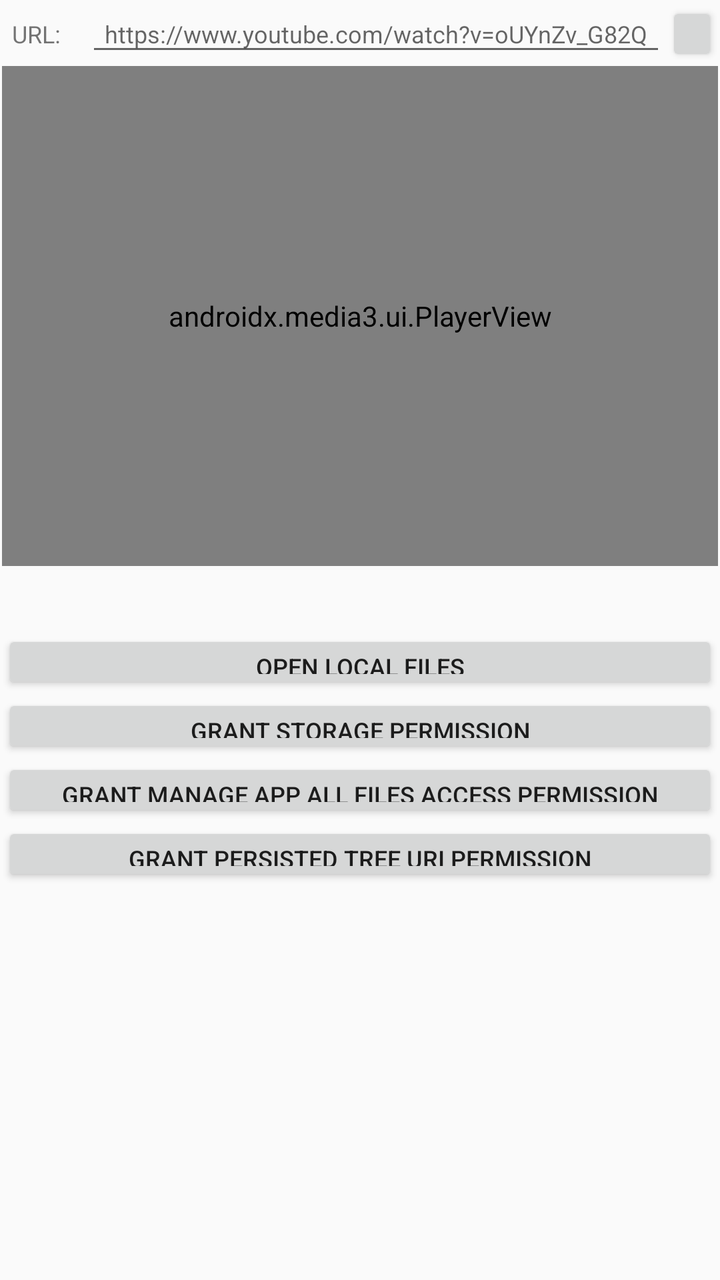
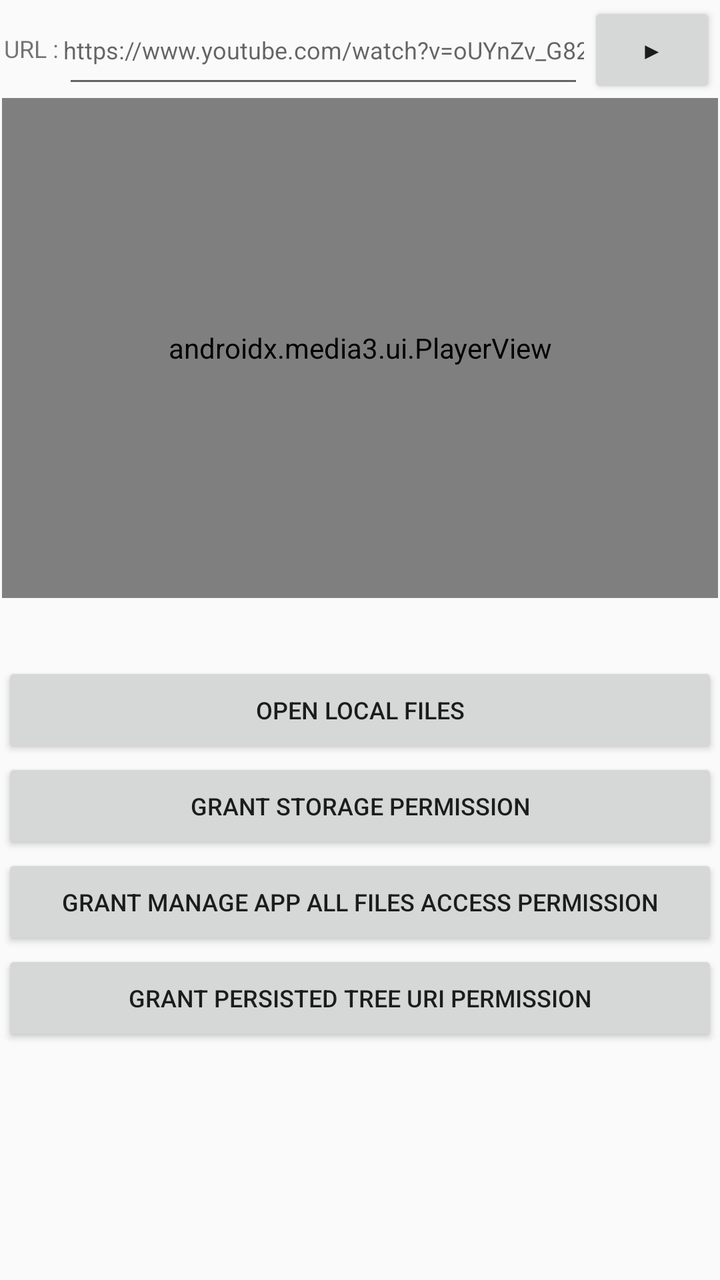

Before-and-after screenshots of an Android layout around one commit, followed by the original layout XML and the change that was made.
<!-- AndroidManifest.xml: application theme AppTheme -->
<!-- res/layout/activity_main.xml -->
<?xml version="1.0" encoding="utf-8"?>
<ScrollView xmlns:android="http://schemas.android.com/apk/res/android"
    xmlns:tools="http://schemas.android.com/tools"
    xmlns:app="http://schemas.android.com/apk/res-auto"
    android:id="@+id/root"
    android:layout_width="fill_parent"
    android:layout_height="fill_parent"
    android:layout_marginLeft="5dp"
    android:layout_marginRight="5dp"
    android:layout_gravity="center_horizontal"
    android:orientation="vertical"
    android:padding="1dp">
    <RelativeLayout
        android:id="@+id/root_layout"
        android:layout_width="fill_parent"
        android:layout_height="wrap_content"
        android:layout_gravity="center_horizontal"
        android:focusable="true"
        android:focusableInTouchMode="true"
        >
        
        <TextView
            android:id="@+id/tvUrlLabel"
            android:text="@string/label"
            android:gravity="start|center"
            android:textAlignment="gravity"
            android:textSize="12sp"
            android:layout_width="32dp"
            android:layout_height="32dp"
            android:layout_marginStart="5dp"
            android:layout_marginEnd="5dp"
            />
    
        <EditText
            android:id="@+id/url_input"
            android:layout_toEndOf="@+id/tvUrlLabel"
            android:focusable="true"
            android:focusableInTouchMode="true"
            android:textSize="12sp"
            android:layout_width="290dp"
            android:layout_height="32dp"
            android:autofillHints="https://www.youtube.com/watch?v=oUYnZv_G82Q"
            android:gravity="center"
            android:hint="@string/url_streaming"
            android:inputType="textUri"
            android:minHeight="48dp"
            android:padding="0dp"
            tools:ignore="TouchTargetSizeCheck,DuplicateSpeakableTextCheck"
            />
        
        <Button
            android:id="@+id/button_embed"
            android:layout_toEndOf="@+id/url_input"
            android:text="@string/embed_btn"
            android:gravity="center"
            android:textAlignment="gravity"
            android:textSize="12sp"
            android:layout_width="64dp"
            android:layout_height="32dp"
            android:layout_gravity="center"
            tools:ignore="TouchTargetSizeCheck"
            />
        
        <androidx.media3.ui.PlayerView
            android:id="@+id/player_view"
            android:layout_below="@+id/button_embed"
            android:layout_width="fill_parent"
            android:layout_height="250dp"
            android:background="#000000"
            app:show_buffering="when_playing"
            app:show_timeout="5000"
            app:show_previous_button="true"
            app:show_next_button="true"
            app:show_rewind_button="true"
            app:show_fastforward_button="true"
            app:show_shuffle_button="false"
            app:show_subtitle_button="true"
            app:show_vr_button="false"
            />
        
        <TextView
            android:id="@+id/textview_filePath"
            android:layout_below="@+id/player_view"
            android:text=""
            android:gravity="start|center"
            android:textAlignment="gravity"
            android:textSize="12sp"
            android:layout_width="fill_parent"
            android:layout_height="32dp"
            android:layout_marginStart="5dp"
            android:layout_marginEnd="5dp"
            />
        
        <Button
            android:id="@+id/button_open_local_files"
            android:layout_below="@+id/textview_filePath"
            android:text="@string/open_local_files"
            android:gravity="center"
            android:textAlignment="gravity"
            android:textSize="12sp"
            android:layout_width="fill_parent"
            android:layout_height="32dp"
            android:layout_gravity="center"
            tools:ignore="TouchTargetSizeCheck"
            />
        
        <Button
            android:id="@+id/button_grant_storage_permission"
            android:layout_below="@+id/button_open_local_files"
            android:text="@string/grant_storage_access_permission"
            android:gravity="center"
            android:textAlignment="gravity"
            android:textSize="12sp"
            android:layout_width="fill_parent"
            android:layout_height="32dp"
            android:layout_gravity="center"
            tools:ignore="TouchTargetSizeCheck"
            />
        <Button
            android:id="@+id/button_grant_manage_app_all_files_access_permission"
            android:layout_below="@+id/button_grant_storage_permission"
            android:text="@string/grant_manage_app_all_files_access_permission"
            android:gravity="center"
            android:textAlignment="gravity"
            android:textSize="12sp"
            android:layout_width="fill_parent"
            android:layout_height="32dp"
            android:layout_gravity="center"
            tools:ignore="TouchTargetSizeCheck"
            />
        
        <Button
            android:id="@+id/button_grant_persisted_tree_uri_permission"
            android:layout_below="@+id/button_grant_manage_app_all_files_access_permission"
            android:text="@string/grant_persisted_tree_uri_permission"
            android:gravity="center"
            android:textAlignment="gravity"
            android:textSize="12sp"
            android:layout_width="fill_parent"
            android:layout_height="32dp"
            android:layout_gravity="center"
            tools:ignore="TouchTargetSizeCheck"
            />

    </RelativeLayout>
</ScrollView>
<!-- resources referenced by this layout -->
<resources>
  <string name="embed_btn">▶</string>
  <string name="grant_manage_app_all_files_access_permission">GRANT MANAGE APP ALL FILES ACCESS PERMISSION</string>
  <string name="grant_persisted_tree_uri_permission">GRANT PERSISTED TREE URI PERMISSION</string>
  <string name="grant_storage_access_permission">GRANT STORAGE PERMISSION</string>
  <string name="label">URL:</string>
  <string name="open_local_files">OPEN LOCAL FILES</string>
  <string name="url_streaming">https://www.youtube.com/watch?v=oUYnZv_G82Q</string>
  <style name="AppTheme" parent="Theme.AppCompat.Light.DarkActionBar">
          <item name="colorPrimary">@color/colorPrimary</item>
          <item name="colorPrimaryDark">@color/colorPrimaryDark</item>
          <item name="colorAccent">@color/colorAccent</item>
          <item name="actionBarStyle">@style/MyActionBar</item>
      </style>
  <color name="colorPrimary">#6200EE</color>
  <color name="colorPrimaryDark">#3700B3</color>
  <color name="colorAccent">#03DAC5</color>
  <style name="MyActionBar" parent="@style/Widget.AppCompat.ActionBar">
          <item name="android:height">28dp</item>
          <item name="height">28dp</item>
          <item name="android:background">@color/colorPrimary</item>
          <item name="background">@color/colorPrimary</item>
          <item name="titleTextStyle">@style/MyActionBarTitle</item>
      </style>
  <style name="MyActionBarTitle" parent="@style/TextAppearance.AppCompat.Widget.ActionBar.Title">
          <item name="android:textSize">13sp</item>
      </style>
</resources>

<!-- the commit's change to res/layout/activity_main.xml (unified diff, before → after) -->
@@ -1,6 +1,5 @@
 <?xml version="1.0" encoding="utf-8"?>
 <ScrollView xmlns:android="http://schemas.android.com/apk/res/android"
-    xmlns:tools="http://schemas.android.com/tools"
     xmlns:app="http://schemas.android.com/apk/res-auto"
     android:id="@+id/root"
     android:layout_width="fill_parent"
@@ -9,7 +8,9 @@
     android:layout_marginRight="5dp"
     android:layout_gravity="center_horizontal"
     android:orientation="vertical"
-    android:padding="1dp">
+    android:padding="1dp"
+    xmlns:tools="http://schemas.android.com/tools"
+    >
     <RelativeLayout
         android:id="@+id/root_layout"
         android:layout_width="fill_parent"
@@ -21,24 +22,43 @@
         
         <TextView
             android:id="@+id/tvUrlLabel"
+            android:layout_width="wrap_content"
+            android:layout_height="wrap_content"
+            android:layout_alignParentStart="true"
+            android:layout_marginStart="1dp"
+            android:layout_marginEnd="1dp"
+            android:layout_marginTop="15dp"
+            android:gravity="start|center"
             android:text="@string/label"
-            android:gravity="start|center"
             android:textAlignment="gravity"
             android:textSize="12sp"
-            android:layout_width="32dp"
-            android:layout_height="32dp"
-            android:layout_marginStart="5dp"
-            android:layout_marginEnd="5dp"
             />
-    
+        
+        <Button
+            android:id="@+id/button_embed"
+            android:layout_width="64dp"
+            android:layout_height="wrap_content"
+            android:layout_alignParentEnd="true"
+            android:layout_marginStart="1dp"
+            android:layout_marginEnd="1dp"
+            android:text="@string/embed_btn"
+            android:gravity="center"
+            android:textAlignment="gravity"
+            android:textSize="12sp"
+            tools:ignore="TouchTargetSizeCheck"
+            />
+        
         <EditText
             android:id="@+id/url_input"
-            android:layout_toEndOf="@+id/tvUrlLabel"
+            android:layout_width="match_parent"
+            android:layout_height="wrap_content"
+            android:layout_toEndOf="@id/tvUrlLabel"
+            android:layout_toStartOf="@id/button_embed"
+            android:layout_marginStart="1dp"
+            android:layout_marginEnd="1dp"
             android:focusable="true"
             android:focusableInTouchMode="true"
             android:textSize="12sp"
-            android:layout_width="290dp"
-            android:layout_height="32dp"
             android:autofillHints="https://www.youtube.com/watch?v=oUYnZv_G82Q"
             android:gravity="center"
             android:hint="@string/url_streaming"
@@ -48,22 +68,9 @@
             tools:ignore="TouchTargetSizeCheck,DuplicateSpeakableTextCheck"
             />
         
-        <Button
-            android:id="@+id/button_embed"
-            android:layout_toEndOf="@+id/url_input"
-            android:text="@string/embed_btn"
-            android:gravity="center"
-            android:textAlignment="gravity"
-            android:textSize="12sp"
-            android:layout_width="64dp"
-            android:layout_height="32dp"
-            android:layout_gravity="center"
-            tools:ignore="TouchTargetSizeCheck"
-            />
-        
         <androidx.media3.ui.PlayerView
             android:id="@+id/player_view"
-            android:layout_below="@+id/button_embed"
+            android:layout_below="@id/button_embed"
             android:layout_width="fill_parent"
             android:layout_height="250dp"
             android:background="#000000"
@@ -80,7 +87,7 @@
         
         <TextView
             android:id="@+id/textview_filePath"
-            android:layout_below="@+id/player_view"
+            android:layout_below="@id/player_view"
             android:text=""
             android:gravity="start|center"
             android:textAlignment="gravity"
@@ -93,51 +100,51 @@
         
         <Button
             android:id="@+id/button_open_local_files"
-            android:layout_below="@+id/textview_filePath"
+            android:layout_below="@id/textview_filePath"
             android:text="@string/open_local_files"
             android:gravity="center"
             android:textAlignment="gravity"
             android:textSize="12sp"
             android:layout_width="fill_parent"
-            android:layout_height="32dp"
+            android:layout_height="wrap_content"
             android:layout_gravity="center"
             tools:ignore="TouchTargetSizeCheck"
             />
         
         <Button
             android:id="@+id/button_grant_storage_permission"
-            android:layout_below="@+id/button_open_local_files"
+            android:layout_below="@id/button_open_local_files"
             android:text="@string/grant_storage_access_permission"
             android:gravity="center"
             android:textAlignment="gravity"
             android:textSize="12sp"
             android:layout_width="fill_parent"
-            android:layout_height="32dp"
+            android:layout_height="wrap_content"
             android:layout_gravity="center"
             tools:ignore="TouchTargetSizeCheck"
             />
         <Button
             android:id="@+id/button_grant_manage_app_all_files_access_permission"
-            android:layout_below="@+id/button_grant_storage_permission"
+            android:layout_below="@id/button_grant_storage_permission"
             android:text="@string/grant_manage_app_all_files_access_permission"
             android:gravity="center"
             android:textAlignment="gravity"
             android:textSize="12sp"
             android:layout_width="fill_parent"
-            android:layout_height="32dp"
+            android:layout_height="wrap_content"
             android:layout_gravity="center"
             tools:ignore="TouchTargetSizeCheck"
             />
         
         <Button
             android:id="@+id/button_grant_persisted_tree_uri_permission"
-            android:layout_below="@+id/button_grant_manage_app_all_files_access_permission"
+            android:layout_below="@id/button_grant_manage_app_all_files_access_permission"
             android:text="@string/grant_persisted_tree_uri_permission"
             android:gravity="center"
             android:textAlignment="gravity"
             android:textSize="12sp"
             android:layout_width="fill_parent"
-            android:layout_height="32dp"
+            android:layout_height="wrap_content"
             android:layout_gravity="center"
             tools:ignore="TouchTargetSizeCheck"
             />
<!-- resource entries referenced after the edit -->
@@ -4,7 +4,7 @@
   <string name="grant_manage_app_all_files_access_permission">GRANT MANAGE APP ALL FILES ACCESS PERMISSION</string>
   <string name="grant_persisted_tree_uri_permission">GRANT PERSISTED TREE URI PERMISSION</string>
   <string name="grant_storage_access_permission">GRANT STORAGE PERMISSION</string>
-  <string name="label">URL:</string>
+  <string name="label">URL : </string>
   <string name="open_local_files">OPEN LOCAL FILES</string>
   <string name="url_streaming">https://www.youtube.com/watch?v=oUYnZv_G82Q</string>
   <style name="AppTheme" parent="Theme.AppCompat.Light.DarkActionBar">
